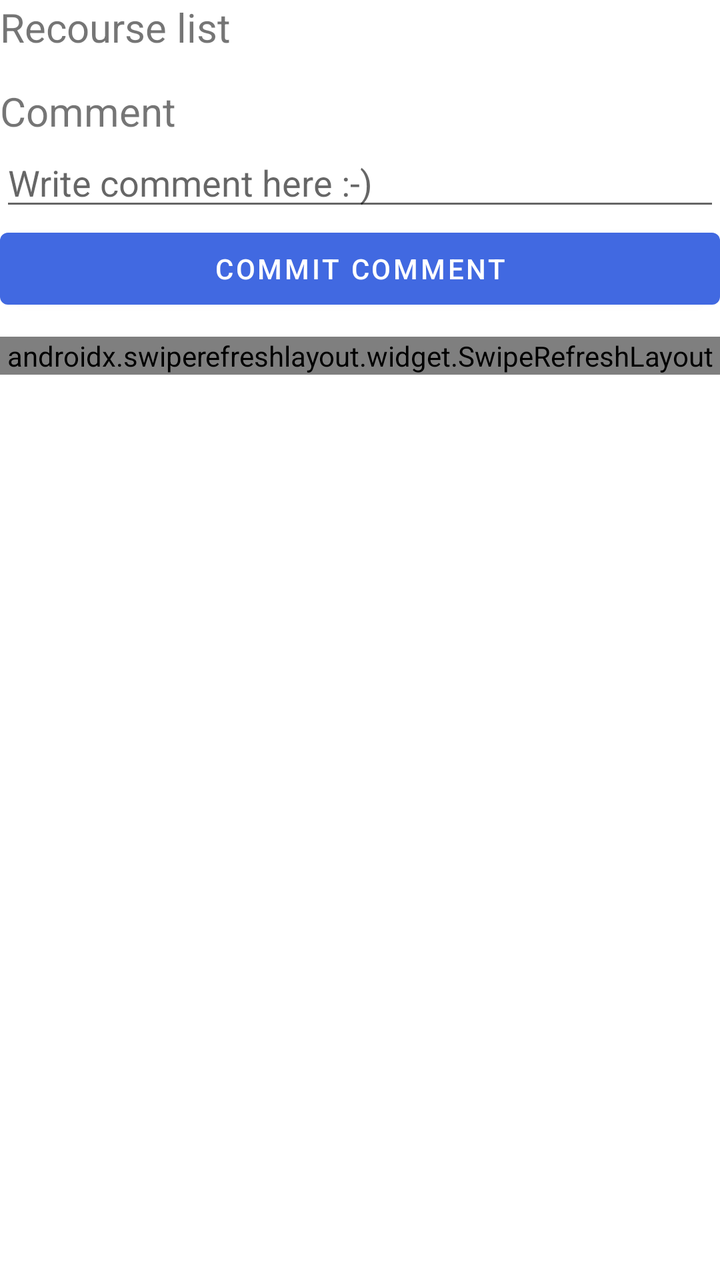
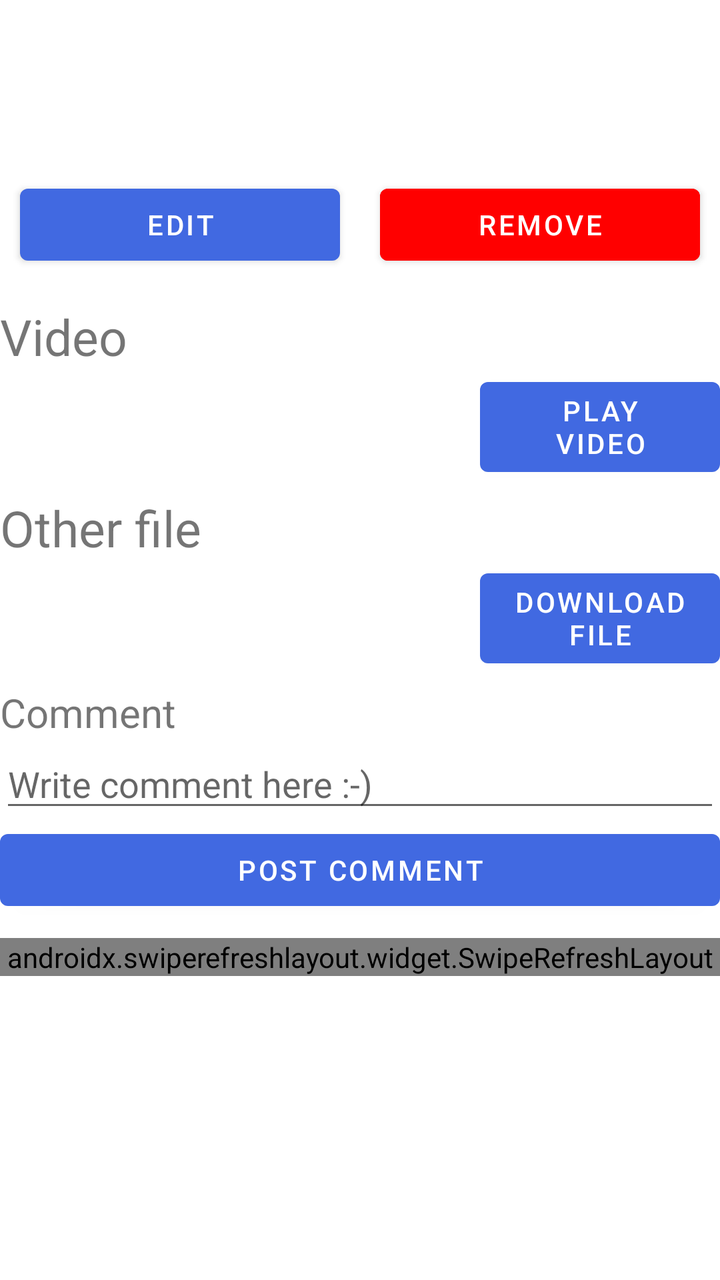

Screens rendered from an Android XML layout before and after an edit, with the pre-edit source and the edit as a unified diff.
<!-- AndroidManifest.xml: application theme Theme.Front2 -->
<!-- res/layout/fragment_res_detail.xml -->
<?xml version="1.0" encoding="utf-8"?>
<LinearLayout xmlns:android="http://schemas.android.com/apk/res/android"
    xmlns:tools="http://schemas.android.com/tools"
    android:layout_width="match_parent"
    android:layout_height="match_parent"
    xmlns:app="http://schemas.android.com/apk/res-auto"
    android:layout_marginTop="10dp"
    android:layout_marginHorizontal="10dp"
    android:orientation="vertical"
    tools:context=".home.user.course.resource.ResDetailFragment">

    <TextView
        android:layout_width="match_parent"
        android:layout_height="wrap_content"
        android:text="@string/res_list_label_nav"
        android:textSize="20sp" />

    <androidx.recyclerview.widget.RecyclerView
        android:id="@+id/upload_list_view"
        android:layout_width="match_parent"
        android:layout_height="wrap_content"
        android:layout_marginTop="10dp"
        app:layoutManager="androidx.recyclerview.widget.GridLayoutManager"
        app:spanCount="1" />

    <TextView
        android:layout_marginTop="5dp"
        android:layout_width="match_parent"
        android:layout_height="wrap_content"
        android:text="@string/comment_title_label"
        android:textSize="20sp" />

    <EditText
        android:id="@+id/comment_edit"
        android:layout_width="match_parent"
        android:layout_height="wrap_content"
        android:inputType="textMultiLine"
        android:hint="@string/comment_hint" />

    <Button
        android:id="@+id/commit_comment_button"
        android:layout_width="match_parent"
        android:layout_height="wrap_content"
        android:text="@string/comment_button" />

    <androidx.swiperefreshlayout.widget.SwipeRefreshLayout
        android:id="@+id/comment_refresh_view"
        android:layout_marginTop="10dp"
        android:layout_width="match_parent"
        android:layout_height="wrap_content">

        <androidx.recyclerview.widget.RecyclerView
            android:id="@+id/comment_recycler_view"
            android:layout_width="match_parent"
            android:layout_height="wrap_content"
            app:layoutManager="androidx.recyclerview.widget.GridLayoutManager"
            app:spanCount="1" />

    </androidx.swiperefreshlayout.widget.SwipeRefreshLayout>

</LinearLayout>
<!-- resources referenced by this layout -->
<resources>
  <string name="comment_button">Commit comment</string>
  <string name="comment_hint">Write comment here :-)</string>
  <string name="comment_title_label">Comment</string>
  <string name="res_list_label_nav">Recourse list</string>
  <style name="Theme.Front2" parent="Theme.MaterialComponents.DayNight.NoActionBar">
          
          <item name="colorPrimary">@color/royalBlue</item>
          <item name="colorPrimaryVariant">@color/lightSkyBlue</item>
          <item name="colorOnPrimary">@color/white</item>
          
          <item name="colorSecondary">@color/deepSkyBlue1</item>
          <item name="colorSecondaryVariant">@color/deepSkyBlue3</item>
          <item name="colorOnSecondary">@color/WhiteSmoke</item>
          
          <item name="android:statusBarColor" tools:targetApi="l">?attr/colorPrimary</item>
          
      </style>
  <color name="royalBlue">#4169E1</color>
  <color name="lightSkyBlue">#87CEFA</color>
  <color name="white">#FFFFFFFF</color>
  <color name="deepSkyBlue1">#00BFFF</color>
  <color name="deepSkyBlue3">#009ACD</color>
  <color name="WhiteSmoke">#F5F5F5</color>
</resources>

<!-- the commit's change to res/layout/fragment_res_detail.xml (unified diff, before → after) -->
@@ -9,19 +9,120 @@
     android:orientation="vertical"
     tools:context=".home.user.course.resource.ResDetailFragment">
 
-    <TextView
+    <LinearLayout
         android:layout_width="match_parent"
         android:layout_height="wrap_content"
-        android:text="@string/res_list_label_nav"
+        android:orientation="horizontal">
+
+        <TextView
+            android:id="@+id/res_title_label"
+            android:layout_width="match_parent"
+            android:layout_height="wrap_content"
+            android:layout_weight="1"
+            android:textSize="40sp" />
+
+        <TextView
+            android:id="@+id/video_rate_score_label"
+            android:layout_width="match_parent"
+            android:layout_height="wrap_content"
+            android:textSize="30sp"
+            android:layout_weight="7"
+            android:textColor="@color/orange" />
+    </LinearLayout>
+
+    <TextView
+        android:id="@+id/res_desc_label"
+        android:layout_width="match_parent"
+        android:layout_height="wrap_content"
+        android:layout_marginTop="8dp"
         android:textSize="20sp" />
 
-    <androidx.recyclerview.widget.RecyclerView
-        android:id="@+id/upload_list_view"
+    <LinearLayout
         android:layout_width="match_parent"
         android:layout_height="wrap_content"
-        android:layout_marginTop="10dp"
-        app:layoutManager="androidx.recyclerview.widget.GridLayoutManager"
-        app:spanCount="1" />
+        android:orientation="horizontal">
+
+        <Button
+            android:id="@+id/edit_title_button"
+            android:layout_width="match_parent"
+            android:layout_height="wrap_content"
+            android:layout_marginHorizontal="10dp"
+            android:layout_weight="1"
+            android:text="@string/upload_edit" />
+
+        <Button
+            android:id="@+id/delete_video_button"
+            android:layout_width="match_parent"
+            android:layout_height="wrap_content"
+            android:layout_marginHorizontal="10dp"
+            android:layout_weight="1"
+            android:backgroundTint="@color/red"
+            android:text="@string/upload_delete" />
+    </LinearLayout>
+
+    <LinearLayout
+        android:layout_width="match_parent"
+        android:layout_height="wrap_content"
+        android:orientation="vertical"
+        android:layout_marginTop="15dp">
+
+        <TextView
+            android:layout_width="match_parent"
+            android:layout_height="wrap_content"
+            android:text="@string/detail_video_label"
+            android:textSize="25sp" />
+
+        <LinearLayout
+            android:layout_width="match_parent"
+            android:layout_height="wrap_content"
+            android:orientation="horizontal">
+            <TextView
+                android:id="@+id/video_title"
+                android:layout_width="match_parent"
+                android:layout_height="match_parent"
+                android:layout_weight="1"
+                android:textColor="@color/purple_700"
+                android:textSize="25sp" />
+            <Button
+                android:id="@+id/choose_video_button"
+                android:layout_width="match_parent"
+                android:layout_height="match_parent"
+                android:layout_weight="2"
+                android:text="@string/detail_video_play_button" />
+        </LinearLayout>
+    </LinearLayout>
+
+    <LinearLayout
+        android:layout_width="match_parent"
+        android:layout_height="wrap_content"
+        android:orientation="vertical"
+        android:layout_marginTop="5dp">
+
+        <TextView
+            android:layout_width="match_parent"
+            android:layout_height="wrap_content"
+            android:text="@string/detail_file_label"
+            android:textSize="25sp" />
+
+        <LinearLayout
+            android:layout_width="match_parent"
+            android:layout_height="wrap_content"
+            android:orientation="horizontal">
+            <TextView
+                android:id="@+id/file_title"
+                android:layout_width="match_parent"
+                android:layout_height="match_parent"
+                android:layout_weight="1"
+                android:textColor="@color/purple_700"
+                android:textSize="25sp" />
+            <Button
+                android:id="@+id/choose_file_button"
+                android:layout_width="match_parent"
+                android:layout_height="match_parent"
+                android:layout_weight="2"
+                android:text="@string/detail_file_download_button" />
+        </LinearLayout>
+    </LinearLayout>
 
     <TextView
         android:layout_marginTop="5dp"
<!-- resource entries referenced after the edit -->
@@ -1,9 +1,17 @@
 <!-- resources referenced by this layout -->
 <resources>
-  <string name="comment_button">Commit comment</string>
+  <color name="orange">#FFA500</color>
+  <color name="purple_700">#FF3700B3</color>
+  <color name="red">#FF0000</color>
+  <string name="comment_button">Post comment</string>
   <string name="comment_hint">Write comment here :-)</string>
   <string name="comment_title_label">Comment</string>
-  <string name="res_list_label_nav">Recourse list</string>
+  <string name="detail_file_download_button">Download file</string>
+  <string name="detail_file_label">Other file</string>
+  <string name="detail_video_label">Video</string>
+  <string name="detail_video_play_button">Play video</string>
+  <string name="upload_delete">Remove</string>
+  <string name="upload_edit">Edit</string>
   <style name="Theme.Front2" parent="Theme.MaterialComponents.DayNight.NoActionBar">
           
           <item name="colorPrimary">@color/royalBlue</item>
